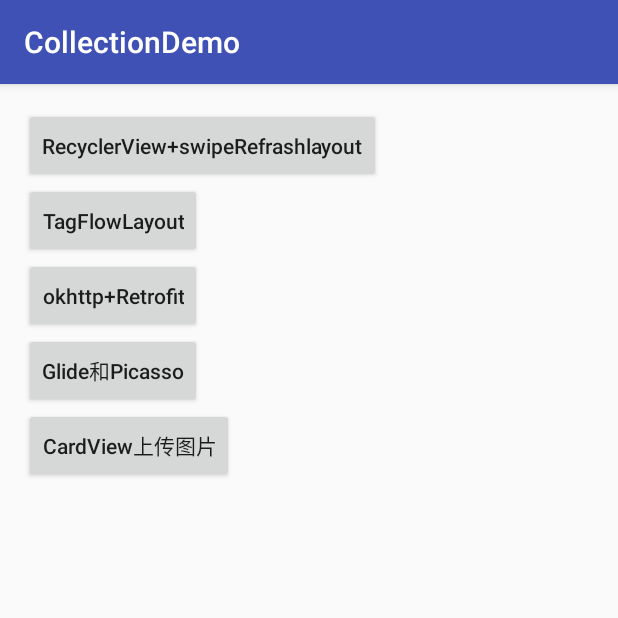
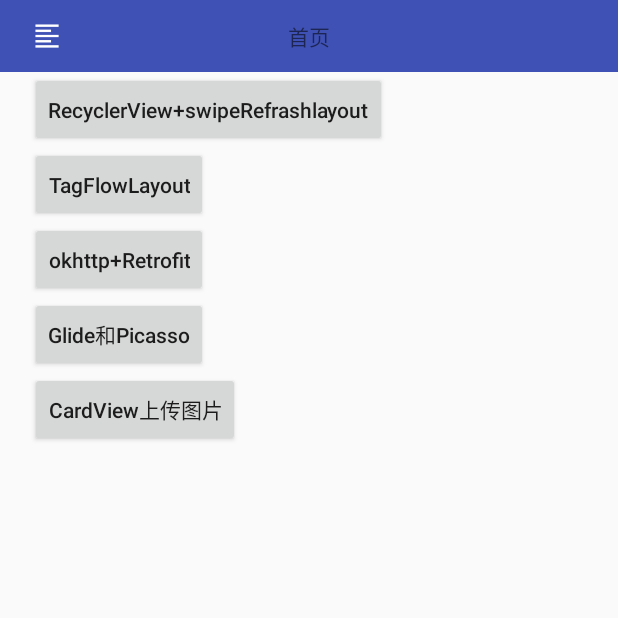
Before and after one commit to wapchief/android-CollectionDemo, an Android app: the screen it shows after launch (MainActivity), on a phone screen of 412 x 824 dp, the top half of it. Run offline under Robolectric (Android 15) with nearby library versions, the phone set to English and light mode, and no system bars; our stand-ins replace ButterKnife; pictures from the network do not load.

Commit message:
首页修改，添加抽屉布局

```diff
--- a/app/src/main/AndroidManifest.xml
+++ b/app/src/main/AndroidManifest.xml
@@ -10,7 +10,8 @@
         android:label="@string/app_name"
         android:supportsRtl="true"
         android:theme="@style/AppTheme">
-        <activity android:name=".MainActivity">
+        <activity android:name=".MainActivity"
+            android:theme="@style/Theme.AppCompat.Light.NoActionBar">
             <intent-filter>
                 <action android:name="android.intent.action.MAIN" />
 
--- a/app/src/main/java/wapchief/com/collectiondemo/MainActivity.java
+++ b/app/src/main/java/wapchief/com/collectiondemo/MainActivity.java
@@ -2,13 +2,19 @@ package wapchief.com.collectiondemo;
 
 import android.content.Intent;
 import android.os.Bundle;
+import android.support.design.widget.NavigationView;
+import android.support.v4.view.GravityCompat;
+import android.support.v4.widget.DrawerLayout;
 import android.support.v7.app.AppCompatActivity;
 import android.support.v7.widget.LinearLayoutManager;
 import android.support.v7.widget.RecyclerView;
+import android.view.Gravity;
 import android.view.KeyEvent;
+import android.view.MenuItem;
 import android.view.View;
 import android.widget.Button;
 import android.widget.EditText;
+import android.widget.ImageView;
 import android.widget.Toast;
 
 import java.util.List;
@@ -53,8 +59,11 @@ public class MainActivity extends AppCompatActivity {
     @BindView(R.id.bt_cardview)
     Button btCardview;
     private List<String> data;
-
+    @BindView(R.id.side_bar_img)
+    ImageView side_bar_img;
     OkHttpClient okHttpClient = new OkHttpClient();
+    @BindView(R.id.nav_view)
+    NavigationView nav_view;
 
     //     单个监听bt
     @OnClick(R.id.bt)
@@ -63,7 +72,7 @@ public class MainActivity extends AppCompatActivity {
     }
 
     //     多个监听
-    @OnClick({R.id.et, R.id.bt2, R.id.bt_tfl, R.id.bt_retrofit, R.id.bt_glide,R.id.bt_cardview})
+    @OnClick({R.id.et, R.id.bt2, R.id.bt_tfl, R.id.bt_retrofit, R.id.bt_glide, R.id.bt_cardview,R.id.side_bar_img})
     void submix(View view) {
         switch (view.getId()) {
             case R.id.et:
@@ -90,7 +99,16 @@ public class MainActivity extends AppCompatActivity {
                 Intent intent4 = new Intent(MainActivity.this, UpdatePhotoActivity.class);
                 startActivity(intent4);
                 break;
+            case R.id.side_bar_img:
+                DrawerLayout drawer = (DrawerLayout) findViewById(R.id.side_main);
+                if (drawer.isDrawerOpen(GravityCompat.START)){
+                    drawer.closeDrawer(GravityCompat.START);
+                }else {
+                    drawer.openDrawer(GravityCompat.START);
+                }
+                break;
         }
+
     }
 
     private String AppKey = "6e1ce94fe231e817fb31daec3b3084d0";
@@ -112,7 +130,7 @@ public class MainActivity extends AppCompatActivity {
     @Override
     protected void onCreate(Bundle savedInstanceState) {
         super.onCreate(savedInstanceState);
-        setContentView(R.layout.activity_main);
+        setContentView(R.layout.side_bar_main);
         ButterKnife.bind(this);
 //        data();
 //        adapter=new RecyclerViewAdapter(this,data);
@@ -121,58 +139,8 @@ public class MainActivity extends AppCompatActivity {
         manager.setOrientation(LinearLayoutManager.HORIZONTAL);
         //线性布局的分割线
         recyclerView.addItemDecoration(new DividItemDecoration(this, DividItemDecoration.VERTICAL_LIST));
-//        recyclerView.setLayoutManager(manager);
-        //网格布局
-//        recyclerView.setLayoutManager(new GridLayoutManager(this,4));
-//        recyclerView.setAdapter(adapter);
-//        submit();
-//        bt.setOnClickListener(new View.OnClickListener() {
-//            @Override
-//            public void onClick(View v) {
-//                //创建对象
-//                Retrofit retrofit = new Retrofit.Builder()
-//                        .baseUrl(URL)
-//                        .addConverterFactory(GsonConverterFactory.create())
-//                        .build();
-//                APi api = retrofit.create(APi.class);
-//                final Call<NewBeans> call = api.getiphone(et.getText().toString(), AppKey);
-//
-//                new Thread() {
-//
-//                    @Override
-//                    public void run() {
-//                        Response<NewBeans> bodyResponse = null;
-//                        try {
-//                            bodyResponse = call.execute();
-//                        } catch (IOException e) {
-//                            Toast.makeText(MainActivity.this, "加载失败", Toast.LENGTH_SHORT).show();
-//                        }
-//                        final String body = bodyResponse.body().getResult().getCity();
-//                        tv.setText(body);
-//
-//                        super.run();
-//
-//                    }
-//                }.start();
-//                call.enqueue(new Callback<NewBeans>() {
-//                    @Override
-//                    /**
-//                     * 利用从NewBeans中获取信息，
-//                     */
-//                    public void onResponse(Call<NewBeans> call, Response<NewBeans> response) {
-//                        tv.setText(response.body().toString());
-//                    }
-//                    @Override
-//                    /**
-//                     * 联网失败的消息，异常消息存放到Throwable中，
-//                     * 通过.getMessage获取反馈的消息
-//                     */
-//                    public void onFailure(Call<NewBeans> call, Throwable t) {
-//                        tv.setText(t.getMessage());
-//                    }
-//                });
-//            }
-//        });
+        //加载侧滑菜单
+        setNavClick();
 
     }
 
@@ -215,4 +183,35 @@ public class MainActivity extends AppCompatActivity {
         }
     }
 
+    /**
+     * NavigationView侧滑菜单
+     */
+    public void setNavClick() {
+        nav_view.setNavigationItemSelectedListener(new NavigationView.OnNavigationItemSelectedListener() {
+            @Override
+            public boolean onNavigationItemSelected(MenuItem item) {
+                int id = item.getItemId();
+                if (id == R.id.side_bar1) {
+
+                } else if (id == R.id.side_bar2) {
+
+                } else if (id == R.id.side_bar3) {
+
+                } else if (id == R.id.side_bar4) {
+
+                } else if (id == R.id.side_bar5) {
+
+                } else if (id == R.id.side_bar6) {
+
+                } else if (id == R.id.side_bar7) {
+
+                }
+
+                DrawerLayout drawer = (DrawerLayout) findViewById(R.id.side_main);
+                drawer.closeDrawer(GravityCompat.START);
+                return true;
+            }
+        });
+    }
+
 }
--- a/app/src/main/res/layout/activity_main.xml
+++ b/app/src/main/res/layout/activity_main.xml
@@ -1,72 +1,98 @@
 <?xml version="1.0" encoding="utf-8"?>
 <LinearLayout xmlns:android="http://schemas.android.com/apk/res/android"
+    xmlns:app="http://schemas.android.com/apk/res-auto"
     xmlns:tools="http://schemas.android.com/tools"
     android:layout_width="match_parent"
     android:layout_height="match_parent"
-    xmlns:app="http://schemas.android.com/apk/res-auto"
+    android:orientation="vertical"
     android:paddingBottom="@dimen/activity_vertical_margin"
-    android:paddingTop="@dimen/activity_vertical_margin"
-    android:layout_marginLeft="16dp"
-    android:orientation="vertical"
     tools:context="waphack.com.CollectionDemo.MainActivity">
 
+    <RelativeLayout
+        android:layout_width="match_parent"
+        android:layout_height="48dp"
+        android:background="#3F51B5">
+
+        <ImageView
+            android:id="@+id/side_bar_img"
+            android:layout_width="wrap_content"
+            android:layout_height="wrap_content"
+            android:layout_marginLeft="15dp"
+            android:layout_centerVertical="true"
+            android:src="@drawable/ic_format_align_left"/>
+
+        <TextView
+            android:layout_width="wrap_content"
+            android:layout_height="wrap_content"
+            android:gravity="center"
+            android:text="首页"
+            android:layout_centerVertical="true"
+            android:layout_centerHorizontal="true" />
+    </RelativeLayout>
 
     <EditText
         android:id="@+id/et"
-        android:text="13838705888"
         android:layout_width="wrap_content"
         android:layout_height="50dp"
-        android:visibility="gone"/>
+        android:text="13838705888"
+        android:visibility="gone" />
 
     <LinearLayout
         android:layout_width="match_parent"
         android:layout_height="wrap_content"
+        android:layout_marginLeft="20dp"
         android:gravity="center_vertical"
         android:orientation="vertical">
+
         <Button
             android:id="@+id/bt"
-            android:text="get查询"
             android:layout_width="wrap_content"
             android:layout_height="50dp"
-            android:visibility="gone"
-            android:textAllCaps="false"/>
+            android:text="get查询"
+            android:textAllCaps="false"
+            android:visibility="gone" />
+
         <Button
             android:id="@+id/bt2"
+            android:layout_width="wrap_content"
+            android:layout_height="50dp"
             android:text="RecyclerView+swipeRefrashlayout"
-             android:layout_width="wrap_content"
-            android:layout_height="50dp"
-            android:textAllCaps="false"/>
+            android:textAllCaps="false" />
+
         <Button
             android:id="@+id/bt_tfl"
-            android:text="TagFlowLayout"
             android:layout_width="wrap_content"
             android:layout_height="50dp"
-            android:textAllCaps="false"/>
+            android:text="TagFlowLayout"
+            android:textAllCaps="false" />
+
         <Button
             android:id="@+id/bt_retrofit"
-            android:text="okhttp+Retrofit"
             android:layout_width="wrap_content"
             android:layout_height="50dp"
-            android:textAllCaps="false"/>
+            android:text="okhttp+Retrofit"
+            android:textAllCaps="false" />
+
         <Button
             android:id="@+id/bt_glide"
-            android:text="Glide和Picasso"
             android:layout_width="wrap_content"
             android:layout_height="50dp"
-            android:textAllCaps="false"/>
+            android:text="Glide和Picasso"
+            android:textAllCaps="false" />
+
         <Button
             android:id="@+id/bt_cardview"
-            android:text="CardView上传图片"
             android:layout_width="wrap_content"
             android:layout_height="50dp"
-            android:textAllCaps="false"/>
+            android:text="CardView上传图片"
+            android:textAllCaps="false" />
     </LinearLayout>
 
     <android.support.v7.widget.RecyclerView
         android:id="@+id/recyclerView1"
-        android:dividerHeight="100dp"
+        android:layout_width="match_parent"
+        android:layout_height="match_parent"
         android:layout_marginTop="16dp"
-        android:layout_width="match_parent"
-        android:layout_height="match_parent"/>
+        android:dividerHeight="100dp" />
 
 </LinearLayout>
--- /dev/null
+++ b/app/src/main/res/layout/side_bar_main.xml
@@ -0,0 +1,21 @@
+<?xml version="1.0" encoding="utf-8"?>
+<android.support.v4.widget.DrawerLayout xmlns:android="http://schemas.android.com/apk/res/android"
+    xmlns:app="http://schemas.android.com/apk/res-auto"
+    android:layout_width="match_parent"
+    android:id="@+id/side_main"
+    android:layout_height="match_parent">
+
+    <include layout="@layout/activity_main"
+        android:layout_width="match_parent"
+        android:layout_height="match_parent"/>
+
+    <android.support.design.widget.NavigationView
+        android:id="@+id/nav_view"
+        android:layout_width="wrap_content"
+        android:layout_height="match_parent"
+        android:layout_gravity="start"
+        android:fitsSystemWindows="true"
+        app:headerLayout="@layout/update_photo"
+        app:menu="@menu/side_bar_main_meun"/>
+
+</android.support.v4.widget.DrawerLayout>
--- a/app/src/main/res/layout/update_photo.xml
+++ b/app/src/main/res/layout/update_photo.xml
@@ -3,14 +3,15 @@
     xmlns:app="http://schemas.android.com/apk/res-auto"
     android:orientation="vertical"
     android:layout_width="match_parent"
+    android:background="#3F51B5"
     android:layout_height="match_parent">
 
     <LinearLayout
         android:id="@+id/ll_update"
         android:layout_width="match_parent"
         android:layout_height="150dp"
+        android:background="#3F51B5"
         android:orientation="horizontal"
-        android:background="@color/white"
         android:gravity="center">
 
         <android.support.v7.widget.CardView
--- /dev/null
+++ b/app/src/main/res/menu/side_bar_main_meun.xml
@@ -0,0 +1,35 @@
+<?xml version="1.0" encoding="utf-8"?>
+<menu xmlns:android="http://schemas.android.com/apk/res/android">
+
+    <group android:checkableBehavior="single">
+        <item android:id="@+id/side_bar1"
+            android:icon="@drawable/ic_android"
+            android:title="列表1"/>
+        <item android:id="@+id/side_bar2"
+            android:icon="@drawable/ic_android"
+            android:title="列表2"/>
+        <item android:id="@+id/side_bar3"
+            android:icon="@drawable/ic_android"
+            android:title="列表3"/>
+        <item android:id="@+id/side_bar4"
+            android:icon="@drawable/ic_android"
+            android:title="列表4"/>
+    </group>
+
+    <item android:title="分类：">
+        <menu>
+            <item
+                android:id="@+id/side_bar5"
+                android:icon="@drawable/ic_android"
+                android:title="列表5" />
+            <item
+                android:id="@+id/side_bar6"
+                android:icon="@drawable/ic_android"
+                android:title="列表6" />
+            <item
+                android:id="@+id/side_bar7"
+                android:icon="@drawable/ic_android"
+                android:title="列表7" />
+        </menu>
+    </item>
+</menu>
```
Also changed, not shown: app/src/main/res/drawable-hdpi/ic_android.png (added), app/src/main/res/drawable-hdpi/ic_format_align_left.png (added), app/src/main/res/drawable-mdpi/ic_android.png (added), app/src/main/res/drawable-mdpi/ic_format_align_left.png (added), app/src/main/res/drawable-xhdpi/ic_android.png (added), app/src/main/res/drawable-xhdpi/ic_format_align_left.png (added), app/src/main/res/drawable-xxhdpi/ic_android.png (added), app/src/main/res/drawable-xxhdpi/ic_format_align_left.png (added), app/src/main/res/drawable-xxxhdpi/ic_android.png (added), app/src/main/res/drawable-xxxhdpi/ic_format_align_left.png (added).
